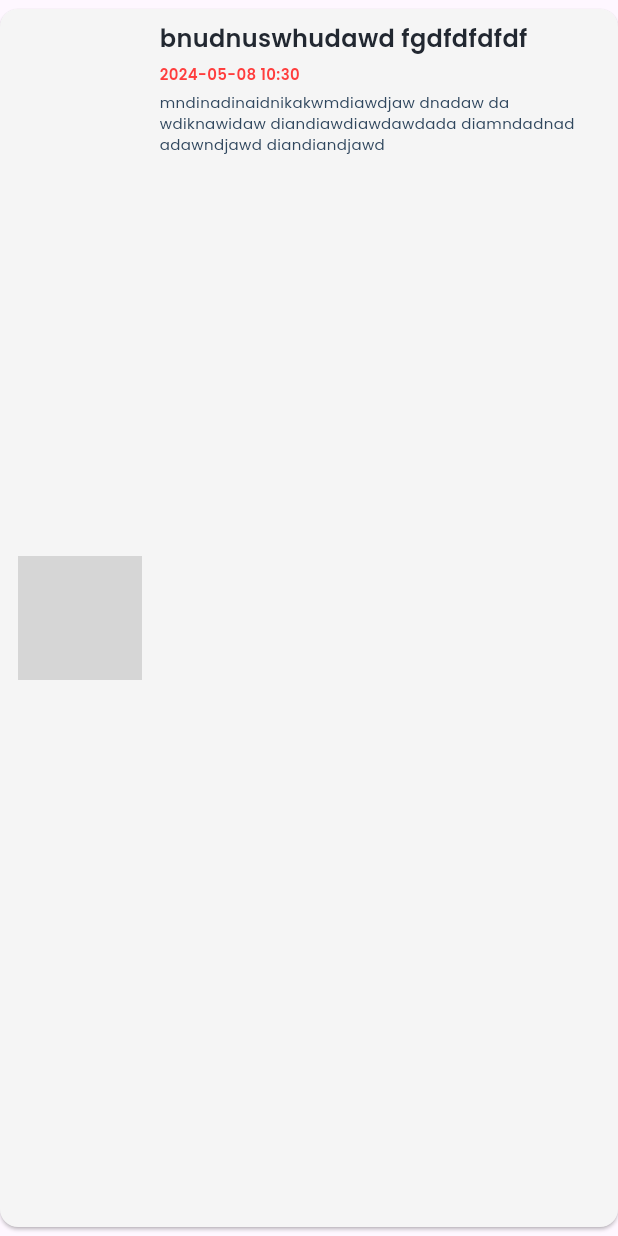
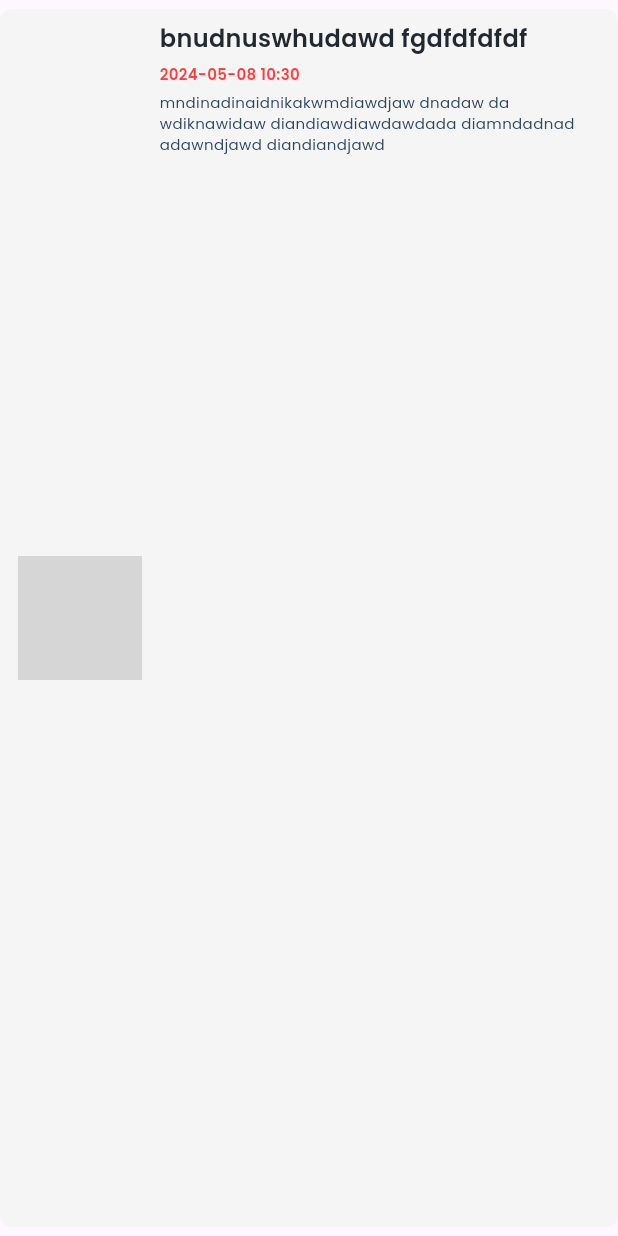
Before and after one commit to AufaNajid/RusConsign, a Flutter app: the NotificationCard widget shown alone on an empty page, opened directly, on a phone screen of 412 x 824 dp. Run offline on Flutter 3.47's test engine with Material 3 defaults, Android fonts, the phone set to English and light mode, and no system bars; our stand-ins replace carousel_slider, dotted_border, firebase_auth, firebase_core, flutter_feather_icons, flutter_svg and 5 more; accounts and stored records are empty; network calls fail; project files that could hold a hidden picture were left out; grey boxes are pictures that could not be loaded.

Commit message:
fix [MZ] fix notification card

```diff
--- a/lib/Page/notificationPage/widgets/notification_card.dart
+++ b/lib/Page/notificationPage/widgets/notification_card.dart
@@ -21,9 +21,10 @@ class NotificationCard extends StatelessWidget {
   @override
   Widget build(BuildContext context) {
     return Card(
+      elevation: 0,
       color: AppColors.cardIconFill,
       margin: const EdgeInsets.symmetric(vertical: 6),
-      shape: RoundedRectangleBorder(borderRadius: BorderRadius.circular(12)),
+      shape: RoundedRectangleBorder(borderRadius: BorderRadius.circular(8)),
       child: GestureDetector(
         onTap: () {
           Get.toNamed("/detailpage");
--- a/lib/Page/profilePage/widgets/customwidget.dart
+++ b/lib/Page/profilePage/widgets/customwidget.dart
@@ -274,7 +274,7 @@ class PribadiSection extends StatelessWidget {
               child: const SettingWidget(
                   icon: FeatherIcons.bell,
                   text: "Notifikasi",
-                  toPage: "/detailpage")),
+                  toPage: "/notificationpage")),
           Container(
               decoration: const BoxDecoration(
                   borderRadius: BorderRadius.only(
```
